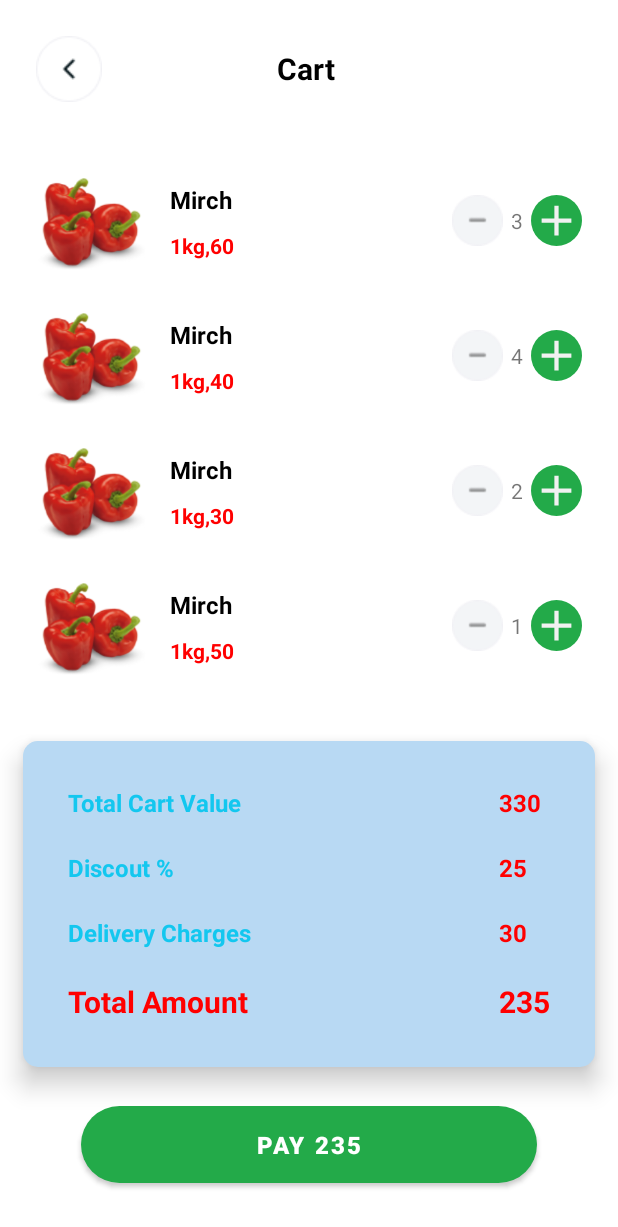
After one commit to siddharth123bansal/Grocery, an Android app: the Cart screen opened directly, with no data from a screen before it, on a phone screen of 412 x 824 dp. The commit adds this screen. Shown: the top 1227 px of the screen. Run offline under Robolectric (Android 15) with nearby library versions, the phone set to English and light mode, and no system bars.

Commit message:
seeAll added

```diff
--- a/app/src/main/AndroidManifest.xml
+++ b/app/src/main/AndroidManifest.xml
@@ -12,6 +12,12 @@
         android:supportsRtl="true"
         android:theme="@style/Theme.Grocery"
         tools:targetApi="31">
+        <activity
+            android:name=".Cart"
+            android:exported="false" />
+        <activity
+            android:name=".SeeAllActivity"
+            android:exported="false" />
         <activity
             android:name=".OrderConfirmed"
             android:exported="false" />
--- /dev/null
+++ b/app/src/main/java/com/example/grocery/Adapters/CartAdapter.kt
@@ -0,0 +1,51 @@
+package com.example.grocery.Adapters
+import android.content.Context
+import android.view.LayoutInflater
+import android.view.View
+import android.view.ViewGroup
+import android.widget.Button
+import android.widget.ImageView
+import android.widget.TextView
+import android.widget.Toast
+import androidx.recyclerview.widget.RecyclerView
+import com.example.grocery.Models.CartModel
+import com.example.grocery.R
+class CartAdapter(val context: Context,val list: ArrayList<CartModel>,btn:Button):RecyclerView.Adapter<CartAdapter.ViewHolder>() {
+    class ViewHolder(itemview: View):RecyclerView.ViewHolder(itemview){
+        val image=itemview.findViewById<ImageView>(R.id.cartImage)
+        val add=itemview.findViewById<ImageView>(R.id.qAdd)
+        val minus=itemview.findViewById<ImageView>(R.id.qMinus)
+        val title=itemview.findViewById<TextView>(R.id.cartTitle)
+        val weight=itemview.findViewById<TextView>(R.id.cartWeight)
+        val quantity=itemview.findViewById<TextView>(R.id.cartQuantity)
+    }
+
+    override fun onCreateViewHolder(parent: ViewGroup, viewType: Int): ViewHolder {
+        val view=LayoutInflater.from(context).inflate(R.layout.cart_layout,parent,false)
+        return CartAdapter.ViewHolder(view)
+    }
+    override fun getItemCount(): Int {
+        return list.size
+    }
+    override fun onBindViewHolder(holder: ViewHolder, position: Int) {
+        val cart=list.get(position)
+        holder.image.setImageResource(cart.image)
+        holder.title.setText(cart.title)
+        holder.weight.setText(cart.weight+","+cart.price)
+        holder.quantity.setText(cart.quantity)
+        holder.add.setOnClickListener {
+            var item=Integer.parseInt(holder.quantity.text.toString())
+            if(item<=5) {
+                holder.quantity.setText((++item).toString())
+            }
+            else Toast.makeText(context,"Atmax 5 can be ordered",Toast.LENGTH_SHORT).show()
+        }
+        holder.minus.setOnClickListener {
+            var item=Integer.parseInt(holder.quantity.text.toString())
+            if(item>1) {
+                holder.quantity.setText((--item).toString())
+            }
+            else Toast.makeText(context,"Atleast 1 need to be ordered",Toast.LENGTH_SHORT).show()
+        }
+    }
+}
--- /dev/null
+++ b/app/src/main/java/com/example/grocery/Cart.kt
@@ -0,0 +1,32 @@
+package com.example.grocery
+
+import android.content.Intent
+import androidx.appcompat.app.AppCompatActivity
+import android.os.Bundle
+import android.widget.Button
+import androidx.recyclerview.widget.LinearLayoutManager
+import androidx.recyclerview.widget.RecyclerView
+import androidx.recyclerview.widget.RecyclerView.LayoutManager
+import com.example.grocery.Adapters.CartAdapter
+import com.example.grocery.Models.CartModel
+
+class Cart : AppCompatActivity() {
+    override fun onCreate(savedInstanceState: Bundle?) {
+        super.onCreate(savedInstanceState)
+        setContentView(R.layout.activity_cart)
+        val recycler=findViewById<RecyclerView>(R.id.recyclerView)
+        val btn=findViewById<Button>(R.id.PayBtn)
+        val lm=LinearLayoutManager(this,LinearLayoutManager.VERTICAL,false)
+        recycler.layoutManager=lm
+        val list=ArrayList<CartModel>()
+        list.add(CartModel(R.drawable.vege1,"Mirch","1kg","3","60"))
+        list.add(CartModel(R.drawable.vege1,"Mirch","1kg","4","40"))
+        list.add(CartModel(R.drawable.vege1,"Mirch","1kg","2","30"))
+        list.add(CartModel(R.drawable.vege1,"Mirch","1kg","1","50"))
+        val adapter=CartAdapter(this,list,btn)
+        recycler.adapter=adapter
+        btn.setOnClickListener {
+            startActivity(Intent(this,OrderConfirmed::class.java))
+        }
+    }
+}
--- a/app/src/main/java/com/example/grocery/DashBoardActivity.kt
+++ b/app/src/main/java/com/example/grocery/DashBoardActivity.kt
@@ -1,7 +1,10 @@
 package com.example.grocery
 
+import android.content.Intent
 import androidx.appcompat.app.AppCompatActivity
 import android.os.Bundle
+import android.widget.ImageView
+import android.widget.TextView
 import androidx.recyclerview.widget.LinearLayoutManager
 import androidx.recyclerview.widget.RecyclerView
 import com.example.grocery.Adapters.BannerAdapter
@@ -52,5 +55,14 @@ class DashBoardActivity : AppCompatActivity() {
         bannerList.add(Fruits(R.drawable.banner2))
         val adapterb=BannerAdapter(this,bannerList,0)
         bannerRecyclerView.adapter=adapterb
+        findViewById<ImageView>(R.id.CartDis).setOnClickListener {
+            startActivity(Intent(this,Cart::class.java))
+        }
+        findViewById<TextView>(R.id.seeAllFru).setOnClickListener {
+            startActivity(Intent(this,SeeAllActivity::class.java))
+        }
+        findViewById<TextView>(R.id.seeAllveges).setOnClickListener {
+            startActivity(Intent(this,SeeAllActivity::class.java))
+        }
     }
 }
--- /dev/null
+++ b/app/src/main/java/com/example/grocery/Models/CartModel.kt
@@ -0,0 +1,8 @@
+package com.example.grocery.Models
+
+class CartModel(val image:Int,
+    val title:String,
+    val weight:String,
+    val quantity:String,
+    val price:String
+    )
--- /dev/null
+++ b/app/src/main/java/com/example/grocery/SeeAllActivity.kt
@@ -0,0 +1,34 @@
+package com.example.grocery
+
+import androidx.appcompat.app.AppCompatActivity
+import android.os.Bundle
+import android.widget.ImageView
+import android.widget.TextView
+import androidx.recyclerview.widget.GridLayoutManager
+import androidx.recyclerview.widget.LinearLayoutManager
+import androidx.recyclerview.widget.RecyclerView
+import com.example.grocery.Adapters.VegesAdapter
+import com.example.grocery.Models.VegesModel
+
+class SeeAllActivity : AppCompatActivity() {
+    override fun onCreate(savedInstanceState: Bundle?) {
+        super.onCreate(savedInstanceState)
+        setContentView(R.layout.activity_see_all)
+        val recycler=findViewById<RecyclerView>(R.id.MaterialsRecycler)
+        val back=findViewById<ImageView>(R.id.backB)
+        val tag=findViewById<TextView>(R.id.Tag)
+        val vegeList=ArrayList<VegesModel>()
+        vegeList.add(VegesModel(R.drawable.vege1,"Apple","1kg,","40"))
+        vegeList.add(VegesModel(R.drawable.vege1,"Banana","1kg,","40"))
+        vegeList.add(VegesModel(R.drawable.vege1,"Carrot","1kg,","40"))
+        vegeList.add(VegesModel(R.drawable.vege1,"kiwi","1kg,","40"))
+        vegeList.add(VegesModel(R.drawable.vege1,"orange","1kg,","40"))
+        vegeList.add(VegesModel(R.drawable.vege1,"cookie","1kg,","40"))
+        vegeList.add(VegesModel(R.drawable.vege1,"Onion","1kg,","40"))
+        vegeList.add(VegesModel(R.drawable.vege1,"Adrak","1kg,","40"))
+        val lm=GridLayoutManager(this,2,LinearLayoutManager.VERTICAL,false)
+        recycler.layoutManager=lm
+        val vegeadapter= VegesAdapter(this,vegeList)
+        recycler.adapter=vegeadapter
+    }
+}
--- /dev/null
+++ b/app/src/main/res/drawable/total_bg.xml
@@ -0,0 +1,7 @@
+<?xml version="1.0" encoding="utf-8"?>
+<shape android:shape="rectangle" xmlns:android="http://schemas.android.com/apk/res/android">
+    <solid android:color="#B8D9F3"/>
+<corners android:radius="10dp"/>
+    <stroke android:color="#CCF4CE"/>
+
+</shape>
--- /dev/null
+++ b/app/src/main/res/layout/activity_cart.xml
@@ -0,0 +1,195 @@
+<?xml version="1.0" encoding="utf-8"?>
+<androidx.constraintlayout.widget.ConstraintLayout xmlns:android="http://schemas.android.com/apk/res/android"
+    xmlns:app="http://schemas.android.com/apk/res-auto"
+    xmlns:tools="http://schemas.android.com/tools"
+    android:layout_width="match_parent"
+    android:layout_height="match_parent"
+    tools:context=".Cart">
+
+    <TextView
+        android:id="@+id/textView11"
+        android:layout_width="wrap_content"
+        android:layout_height="wrap_content"
+        android:layout_marginTop="32dp"
+        android:layout_marginEnd="34dp"
+        android:text="Cart"
+        android:textSize="20sp"
+        android:textStyle="bold"
+        android:textColor="@color/black"
+        app:layout_constraintEnd_toEndOf="parent"
+        app:layout_constraintHorizontal_bias="0.43"
+        app:layout_constraintStart_toEndOf="@+id/imageView9"
+        app:layout_constraintTop_toTopOf="parent" />
+
+    <ImageView
+        android:id="@+id/imageView9"
+        android:layout_width="wrap_content"
+        android:layout_height="wrap_content"
+        android:layout_marginStart="24dp"
+        android:layout_marginTop="24dp"
+        app:layout_constraintStart_toStartOf="parent"
+        app:layout_constraintTop_toTopOf="parent"
+        app:srcCompat="@drawable/back" />
+
+    <ScrollView
+        android:layout_width="match_parent"
+        android:layout_height="match_parent"
+        android:layout_marginTop="80dp"
+        app:layout_constraintEnd_toEndOf="parent"
+        app:layout_constraintStart_toStartOf="parent"
+        app:layout_constraintTop_toBottomOf="@+id/imageView9">
+
+        <LinearLayout
+            android:layout_width="match_parent"
+            android:layout_height="wrap_content"
+            android:elevation="10dp"
+            android:orientation="vertical">
+
+            <androidx.recyclerview.widget.RecyclerView
+                android:id="@+id/recyclerView"
+                android:layout_width="match_parent"
+                android:layout_height="354dp"
+                android:layout_marginStart="24dp"
+                android:layout_marginTop="20dp"
+                android:layout_marginEnd="24dp">
+
+            </androidx.recyclerview.widget.RecyclerView>
+
+            <LinearLayout
+                android:layout_width="match_parent"
+                android:layout_height="wrap_content"
+                android:layout_marginStart="15dp"
+                android:layout_marginTop="40dp"
+                android:layout_marginEnd="15dp"
+                android:elevation="10dp"
+                android:background="@drawable/total_bg"
+                android:orientation="horizontal">
+
+                <LinearLayout
+                    android:layout_width="wrap_content"
+                    android:layout_height="match_parent"
+                    android:layout_marginLeft="20dp"
+                    android:layout_marginTop="20dp"
+                    android:layout_marginBottom="20dp"
+                    android:orientation="vertical">
+
+                    <TextView
+                        android:id="@+id/textView12"
+                        android:layout_width="match_parent"
+                        android:layout_height="wrap_content"
+                        android:padding="10dp"
+                        android:text="Total Cart Value"
+                        android:textColor="#13c7ef"
+                        android:textSize="16sp"
+                        android:textStyle="bold" />
+
+                    <TextView
+                        android:id="@+id/textView13"
+                        android:layout_width="match_parent"
+                        android:layout_height="wrap_content"
+                        android:layout_marginTop="1dp"
+                        android:padding="10dp"
+                        android:text="Discout %"
+                        android:textColor="#13c7ef"
+                        android:textSize="16sp"
+                        android:textStyle="bold" />
+
+                    <TextView
+                        android:id="@+id/textView14"
+                        android:layout_width="match_parent"
+                        android:layout_height="wrap_content"
+                        android:layout_marginTop="1dp"
+                        android:padding="10dp"
+                        android:text="Delivery Charges"
+                        android:textColor="#13c7ef"
+                        android:textSize="16sp"
+                        android:textStyle="bold" />
+
+                    <TextView
+                        android:id="@+id/textView15"
+                        android:layout_width="match_parent"
+                        android:layout_height="wrap_content"
+                        android:layout_marginTop="1dp"
+                        android:padding="10dp"
+                        android:text="Total Amount"
+                        android:textColor="#ff0000"
+                        android:textSize="20sp"
+                        android:textStyle="bold" />
+                </LinearLayout>
+
+                <LinearLayout
+                    android:layout_width="wrap_content"
+                    android:layout_height="match_parent"
+                    android:layout_weight="1"
+                    android:orientation="horizontal"></LinearLayout>
+
+                <LinearLayout
+                    android:layout_width="wrap_content"
+                    android:layout_height="match_parent"
+                    android:layout_marginTop="20dp"
+                    android:layout_marginRight="20dp"
+                    android:layout_marginBottom="20dp"
+                    android:orientation="vertical">
+
+                    <TextView
+                        android:id="@+id/textView16"
+                        android:layout_width="match_parent"
+                        android:layout_height="wrap_content"
+                        android:padding="10dp"
+                        android:text="330"
+                        android:textColor="#ff0000"
+                        android:textSize="16sp"
+                        android:textStyle="bold" />
+
+                    <TextView
+                        android:id="@+id/textView17"
+                        android:layout_width="match_parent"
+                        android:layout_height="wrap_content"
+                        android:layout_marginTop="1dp"
+                        android:padding="10dp"
+                        android:text="25"
+                        android:textColor="#ff0000"
+                        android:textSize="16sp"
+                        android:textStyle="bold" />
+
+                    <TextView
+                        android:id="@+id/textView18"
+                        android:layout_width="match_parent"
+                        android:layout_height="wrap_content"
+                        android:layout_marginTop="1dp"
+                        android:padding="10dp"
+                        android:text="30"
+                        android:textColor="#ff0000"
+                        android:textSize="16sp"
+                        android:textStyle="bold" />
+
+                    <TextView
+                        android:id="@+id/textView19"
+                        android:layout_width="match_parent"
+                        android:layout_height="wrap_content"
+                        android:layout_marginTop="1dp"
+                        android:padding="10dp"
+                        android:text="235"
+                        android:textColor="#ff0000"
+                        android:textSize="20sp"
+                        android:textStyle="bold" />
+                </LinearLayout>
+            </LinearLayout>
+
+            <Button
+                android:id="@+id/PayBtn"
+                android:layout_width="match_parent"
+                android:layout_height="63dp"
+                android:layout_marginLeft="54dp"
+                android:layout_marginTop="20dp"
+                android:layout_marginRight="54dp"
+                android:text="Pay 235"
+                android:elevation="10dp"
+                android:textSize="16sp"
+                android:textStyle="bold"
+                app:cornerRadius="54dp" />
+
+        </LinearLayout>
+    </ScrollView>
+
+</androidx.constraintlayout.widget.ConstraintLayout>
--- a/app/src/main/res/layout/activity_dash_board.xml
+++ b/app/src/main/res/layout/activity_dash_board.xml
@@ -172,10 +172,10 @@
                 app:layout_constraintTop_toBottomOf="@+id/vegeTypesView" />
 
             <ImageView
-                android:id="@+id/imageView6"
+                android:id="@+id/CartDis"
                 android:layout_width="wrap_content"
                 android:layout_height="wrap_content"
-                android:layout_marginTop="3dp"
+                android:layout_marginTop="5dp"
                 android:layout_marginBottom="30dp"
                 app:layout_constraintBottom_toBottomOf="parent"
                 app:layout_constraintEnd_toEndOf="parent"
--- a/app/src/main/res/layout/activity_order_confirmed.xml
+++ b/app/src/main/res/layout/activity_order_confirmed.xml
@@ -45,4 +45,16 @@
         app:layout_constraintTop_toTopOf="@+id/animation_view"
         app:srcCompat="@drawable/confirm" />
 
+    <TextView
+        android:id="@+id/textView20"
+        android:layout_width="290dp"
+        android:layout_height="43dp"
+        android:layout_marginTop="52dp"
+        android:gravity="center"
+        android:text="Your Item has been placed and is on It's way to being processed"
+        android:textSize="18sp"
+        app:layout_constraintEnd_toEndOf="parent"
+        app:layout_constraintStart_toStartOf="parent"
+        app:layout_constraintTop_toBottomOf="@+id/imageView5" />
+
 </androidx.constraintlayout.widget.ConstraintLayout>
--- /dev/null
+++ b/app/src/main/res/layout/activity_see_all.xml
@@ -0,0 +1,59 @@
+<?xml version="1.0" encoding="utf-8"?>
+<LinearLayout xmlns:android="http://schemas.android.com/apk/res/android"
+    xmlns:app="http://schemas.android.com/apk/res-auto"
+    xmlns:tools="http://schemas.android.com/tools"
+    android:layout_width="match_parent"
+    android:layout_height="match_parent"
+    android:orientation="vertical"
+    tools:context=".SeeAllActivity">
+<LinearLayout
+    android:layout_width="match_parent"
+    android:layout_height="wrap_content"
+    android:layout_marginTop="34dp"
+    >
+
+    <ImageView
+        android:id="@+id/backB"
+        android:layout_width="wrap_content"
+        android:layout_height="wrap_content"
+        android:layout_gravity="center_vertical"
+        android:layout_marginStart="24dp"
+        app:layout_constraintStart_toStartOf="parent"
+        app:layout_constraintTop_toTopOf="parent"
+        app:srcCompat="@drawable/back" />
+
+    <TextView
+        android:id="@+id/textView10"
+        android:layout_width="wrap_content"
+        android:layout_height="wrap_content"
+        android:layout_gravity="center_vertical"
+        android:layout_weight="1" />
+
+    <TextView
+        android:id="@+id/Tag"
+        android:layout_width="wrap_content"
+        android:layout_height="wrap_content"
+        android:layout_gravity="center_vertical"
+        android:layout_marginRight="44dp"
+        android:text="Fruits"
+        android:textColor="@color/black"
+        android:textSize="18sp"
+        android:textStyle="bold" />
+
+    <TextView
+        android:id="@+id/textView21"
+        android:layout_width="wrap_content"
+        android:layout_height="wrap_content"
+        android:layout_gravity="center_vertical"
+        android:layout_weight="1" />
+
+</LinearLayout>
+
+    <androidx.recyclerview.widget.RecyclerView
+        android:id="@+id/MaterialsRecycler"
+        android:layout_width="match_parent"
+        android:layout_height="match_parent"
+        android:layout_marginTop="10dp"
+        android:layout_gravity="center"
+        />
+</LinearLayout>
--- /dev/null
+++ b/app/src/main/res/layout/cart_layout.xml
@@ -0,0 +1,84 @@
+<?xml version="1.0" encoding="utf-8"?>
+<androidx.constraintlayout.widget.ConstraintLayout xmlns:android="http://schemas.android.com/apk/res/android"
+    xmlns:app="http://schemas.android.com/apk/res-auto"
+    xmlns:tools="http://schemas.android.com/tools"
+    android:layout_width="match_parent"
+    android:elevation="10dp"
+    android:layout_height="90dp">
+
+    <ImageView
+        android:id="@+id/cartImage"
+        android:layout_width="73dp"
+        android:layout_height="67dp"
+        android:layout_marginTop="15dp"
+        app:layout_constraintStart_toStartOf="parent"
+        app:layout_constraintTop_toTopOf="parent"
+        app:srcCompat="@drawable/vege1" />
+
+    <TextView
+        android:id="@+id/cartTitle"
+        android:layout_width="wrap_content"
+        android:layout_height="wrap_content"
+        android:layout_marginStart="16dp"
+        android:layout_marginTop="22dp"
+        android:text="ShimlaMirch"
+        android:textColor="#000000"
+        android:textSize="16sp"
+        android:textStyle="bold"
+        app:layout_constraintStart_toEndOf="@+id/cartImage"
+        app:layout_constraintTop_toTopOf="parent" />
+
+    <TextView
+        android:id="@+id/cartWeight"
+        android:layout_width="wrap_content"
+        android:layout_height="wrap_content"
+        android:layout_marginStart="16dp"
+        android:layout_marginTop="10dp"
+        android:text="1kg, 60"
+        android:textColor="#ff0000"
+        android:textStyle="bold"
+        app:layout_constraintStart_toEndOf="@+id/cartImage"
+        app:layout_constraintTop_toBottomOf="@+id/cartTitle" />
+
+    <ImageView
+        android:id="@+id/qAdd"
+        android:layout_width="34dp"
+        android:layout_height="34dp"
+        android:layout_marginTop="30dp"
+        android:background="@drawable/add_bg"
+        app:layout_constraintEnd_toEndOf="parent"
+        app:layout_constraintTop_toTopOf="parent"
+        app:srcCompat="@drawable/add" />
+
+    <TextView
+        android:id="@+id/cartQuantity"
+        android:layout_width="wrap_content"
+        android:layout_height="wrap_content"
+        android:layout_marginEnd="5dp"
+        android:text="9"
+        app:layout_constraintBottom_toBottomOf="@+id/qAdd"
+        app:layout_constraintEnd_toStartOf="@+id/qAdd"
+        app:layout_constraintTop_toTopOf="@+id/qAdd" />
+
+    <ImageView
+        android:id="@+id/qMinus"
+        android:layout_width="34dp"
+        android:layout_height="34dp"
+        android:layout_marginEnd="5dp"
+        app:layout_constraintBottom_toBottomOf="@+id/qAdd"
+        app:layout_constraintEnd_toStartOf="@+id/cartQuantity"
+        app:layout_constraintTop_toTopOf="@+id/qAdd"
+        app:layout_constraintVertical_bias="1.0"
+        app:srcCompat="@drawable/minus" />
+
+    <TextView
+        android:id="@+id/view"
+        android:layout_width="match_parent"
+        android:layout_height="3dp"
+        android:layout_marginTop="5dp"
+        android:background="#ABFFFFFF"
+        app:layout_constraintBottom_toBottomOf="parent"
+        app:layout_constraintEnd_toEndOf="parent"
+        app:layout_constraintStart_toStartOf="parent"
+        app:layout_constraintTop_toBottomOf="@+id/cartImage" />
+</androidx.constraintlayout.widget.ConstraintLayout>
--- a/app/src/main/res/layout/vegebackground.xml
+++ b/app/src/main/res/layout/vegebackground.xml
@@ -4,7 +4,7 @@
     xmlns:tools="http://schemas.android.com/tools"
     android:layout_width="163dp"
     android:layout_height="214dp"
-    android:layout_marginLeft="10dp"
+    android:layout_marginLeft="24dp"
     android:layout_marginTop="10dp"
     android:background="@drawable/veges_bg"
     >
```
